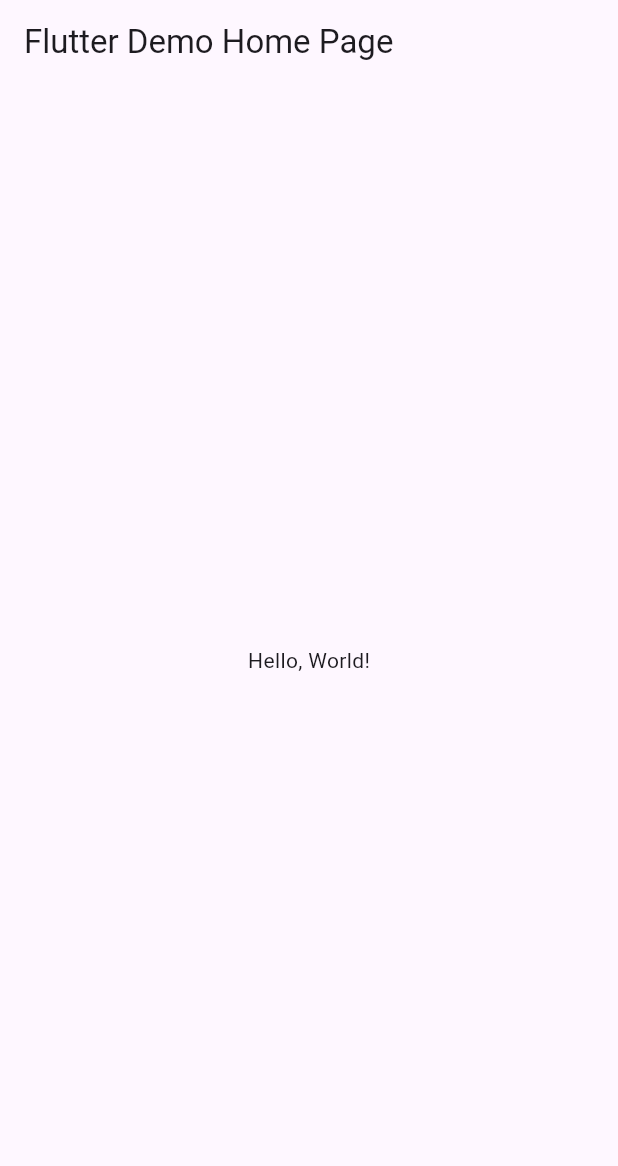
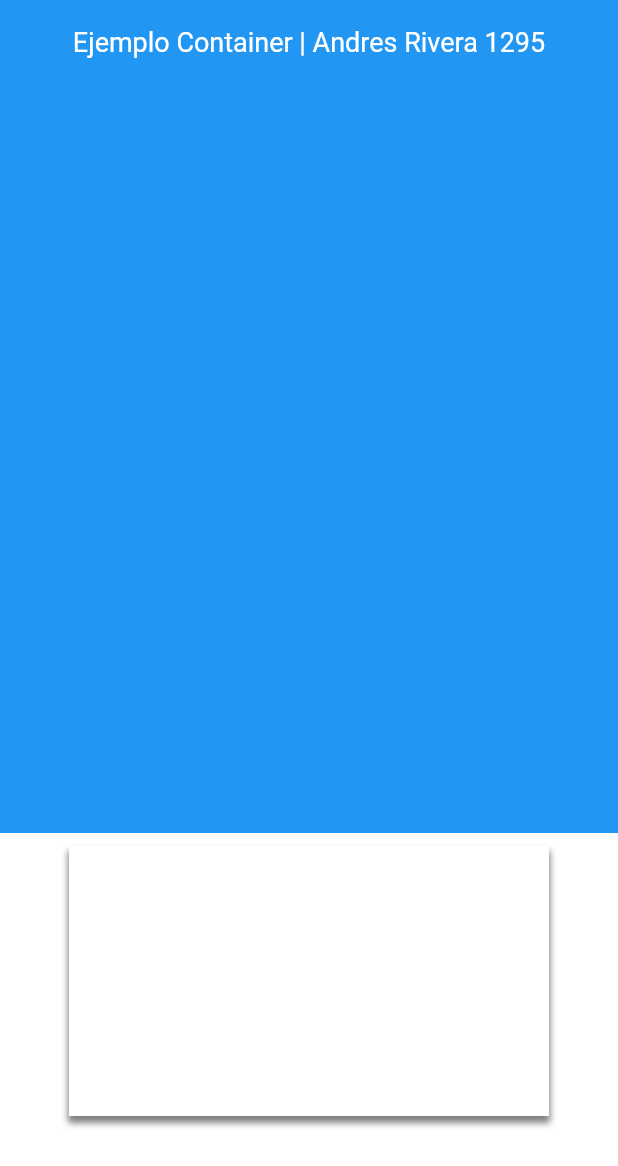
Before and after one commit to AndresRivera111/p10-5Container, a Flutter app: the screen it shows after launch, on a phone screen of 412 x 824 dp. Shown: the top 1166 px of the screen. Run offline on Flutter 3.47's test engine with Material 3 defaults, Android fonts, the phone set to English and light mode, and no system bars.

Commit message:
Practica 10-5

```diff
--- a/lib/main.dart
+++ b/lib/main.dart
@@ -1,41 +1,58 @@
 import 'package:flutter/material.dart';
 
-void main() => runApp(MyApp());
+void main() => runApp(MyContainersApp());
 
-class MyApp extends StatelessWidget {
-  const MyApp({super.key});
-  // This widget is the root of your application.
+class MyContainersApp extends StatelessWidget {
+  const MyContainersApp({Key? key}) : super(key: key);
+
   @override
   Widget build(BuildContext context) {
     return MaterialApp(
-      // Application name
-      title: 'Flutter Hello World',
-      // Application theme data, you can set the colors for the application as
-      // you want
-      theme: ThemeData(
-        // useMaterial3: false,
-        primarySwatch: Colors.blue,
-      ),
-      // A widget which will be started on application startup
-      home: MyHomePage(title: 'Flutter Demo Home Page'),
-    );
-  }
-}
-
-class MyHomePage extends StatelessWidget {
-  final String title;
-  const MyHomePage({super.key, required this.title});
-
-  @override
-  Widget build(BuildContext context) {
-    return Scaffold(
-      appBar: AppBar(
-        // The title text which will be shown on the action bar
-        title: Text(title),
-      ),
-      body: Center(
-        child: Text(
-          'Hello, World!',
+      debugShowCheckedModeBanner: false,
+      home: Scaffold(
+        appBar: AppBar(
+          title: Text('Ejemplo Container | Andres Rivera 1295'),
+          centerTitle: true,
+          backgroundColor: Colors.blue,
+          titleTextStyle: TextStyle(color: Colors.white, fontSize: 18),
+        ),
+        body: Stack(
+          children: <Widget>[
+            // Fondo con dos colores usando LinearGradient
+            Container(
+              decoration: BoxDecoration(
+                gradient: LinearGradient(
+                  begin: Alignment.topCenter,
+                  end: Alignment.bottomCenter,
+                  colors: [Colors.blue, Colors.white],
+                  stops: [0.65, 0.65], // <-- Aquí se define la división
+                ),
+              ),
+            ),
+            // Contenedor blanco en la parte inferior
+            Align(
+              alignment: Alignment.bottomCenter,
+              child: Padding(
+                padding: EdgeInsets.only(bottom: 80),
+                child: Container(
+                  width: 320,
+                  height: 180,
+                  decoration: BoxDecoration(
+                    color: Colors.white,
+                    boxShadow: [
+                      BoxShadow(
+                        color: Colors.black.withOpacity(0.5),
+                        spreadRadius: 1,
+                        blurRadius: 3,
+                        offset: Offset(0, 4),
+                      ),
+                    ],
+                  ),
+                  child: Center(),
+                ),
+              ),
+            ),
+          ],
         ),
       ),
     );
```
Also changed, not shown: container2.PNG (added).
